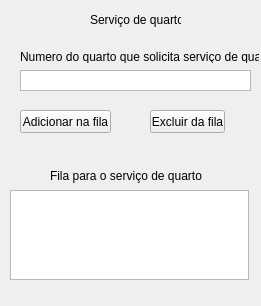
Qt form AppHotel/servicoquarto.ui (ThomDumont/Projeto-Hotel) before a commit.
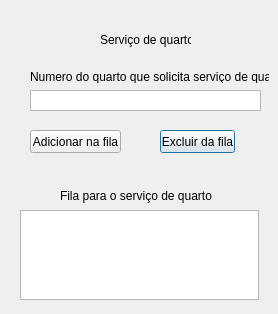
The same form after that commit.

```diff
--- a/AppHotel/servicoquarto.ui
+++ b/AppHotel/servicoquarto.ui
@@ -1,36 +1,23 @@
 <?xml version="1.0" encoding="UTF-8"?>
 <ui version="4.0">
- <class>Form</class>
- <widget class="QWidget" name="Form">
+ <class>servicoquarto</class>
+ <widget class="QDialog" name="servicoquarto">
   <property name="geometry">
    <rect>
     <x>0</x>
     <y>0</y>
-    <width>261</width>
-    <height>306</height>
+    <width>278</width>
+    <height>314</height>
    </rect>
   </property>
   <property name="windowTitle">
-   <string>Form</string>
+   <string>Dialog</string>
   </property>
-  <widget class="QPushButton" name="btnAddfi">
-   <property name="geometry">
-    <rect>
-     <x>20</x>
-     <y>110</y>
-     <width>91</width>
-     <height>23</height>
-    </rect>
-   </property>
-   <property name="text">
-    <string>Adicionar na fila</string>
-   </property>
-  </widget>
   <widget class="QPushButton" name="btnExfi">
    <property name="geometry">
     <rect>
-     <x>150</x>
-     <y>110</y>
+     <x>160</x>
+     <y>130</y>
      <width>75</width>
      <height>23</height>
     </rect>
@@ -39,37 +26,34 @@
     <string>Excluir da fila</string>
    </property>
   </widget>
-  <widget class="QLabel" name="label_2">
+  <widget class="QLabel" name="label_3">
    <property name="geometry">
     <rect>
-     <x>90</x>
-     <y>10</y>
-     <width>91</width>
-     <height>20</height>
+     <x>60</x>
+     <y>180</y>
+     <width>181</width>
+     <height>31</height>
     </rect>
    </property>
    <property name="text">
-    <string>Serviço de quarto</string>
+    <string>Fila para o serviço de quarto</string>
    </property>
   </widget>
-  <widget class="QLabel" name="label">
+  <widget class="QTextBrowser" name="txtFila">
    <property name="geometry">
     <rect>
      <x>20</x>
-     <y>50</y>
+     <y>210</y>
      <width>239</width>
-     <height>13</height>
+     <height>90</height>
     </rect>
    </property>
-   <property name="text">
-    <string>Numero do quarto que solicita serviço de quarto</string>
-   </property>
   </widget>
   <widget class="QTextEdit" name="txtNumQu">
    <property name="geometry">
     <rect>
-     <x>20</x>
-     <y>70</y>
+     <x>30</x>
+     <y>90</y>
      <width>231</width>
      <height>21</height>
     </rect>
@@ -84,27 +68,43 @@
     <double>0.000000000000000</double>
    </property>
   </widget>
-  <widget class="QTextBrowser" name="txtFila">
+  <widget class="QPushButton" name="btnAddfi">
    <property name="geometry">
     <rect>
-     <x>10</x>
-     <y>190</y>
+     <x>30</x>
+     <y>130</y>
+     <width>91</width>
+     <height>23</height>
+    </rect>
+   </property>
+   <property name="text">
+    <string>Adicionar na fila</string>
+   </property>
+  </widget>
+  <widget class="QLabel" name="label_2">
+   <property name="geometry">
+    <rect>
+     <x>100</x>
+     <y>30</y>
+     <width>91</width>
+     <height>20</height>
+    </rect>
+   </property>
+   <property name="text">
+    <string>Serviço de quarto</string>
+   </property>
+  </widget>
+  <widget class="QLabel" name="label">
+   <property name="geometry">
+    <rect>
+     <x>30</x>
+     <y>70</y>
      <width>239</width>
-     <height>90</height>
-    </rect>
-   </property>
-  </widget>
-  <widget class="QLabel" name="label_3">
-   <property name="geometry">
-    <rect>
-     <x>50</x>
-     <y>160</y>
-     <width>181</width>
-     <height>31</height>
+     <height>13</height>
     </rect>
    </property>
    <property name="text">
-    <string>Fila para o serviço de quarto</string>
+    <string>Numero do quarto que solicita serviço de quarto</string>
    </property>
   </widget>
  </widget>
```
